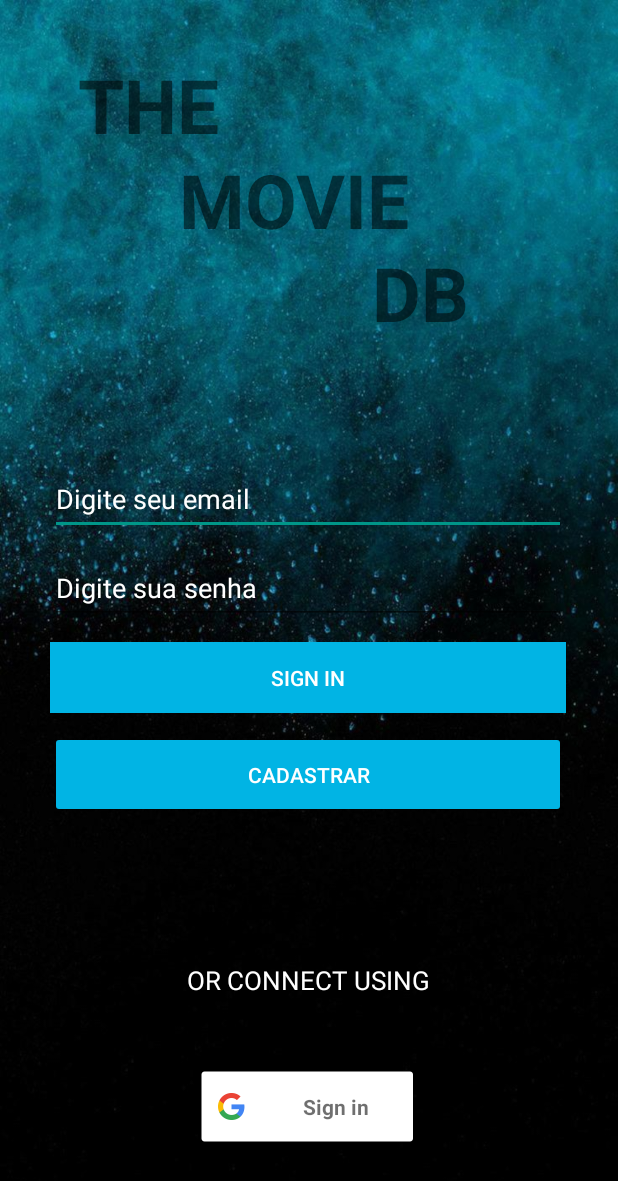
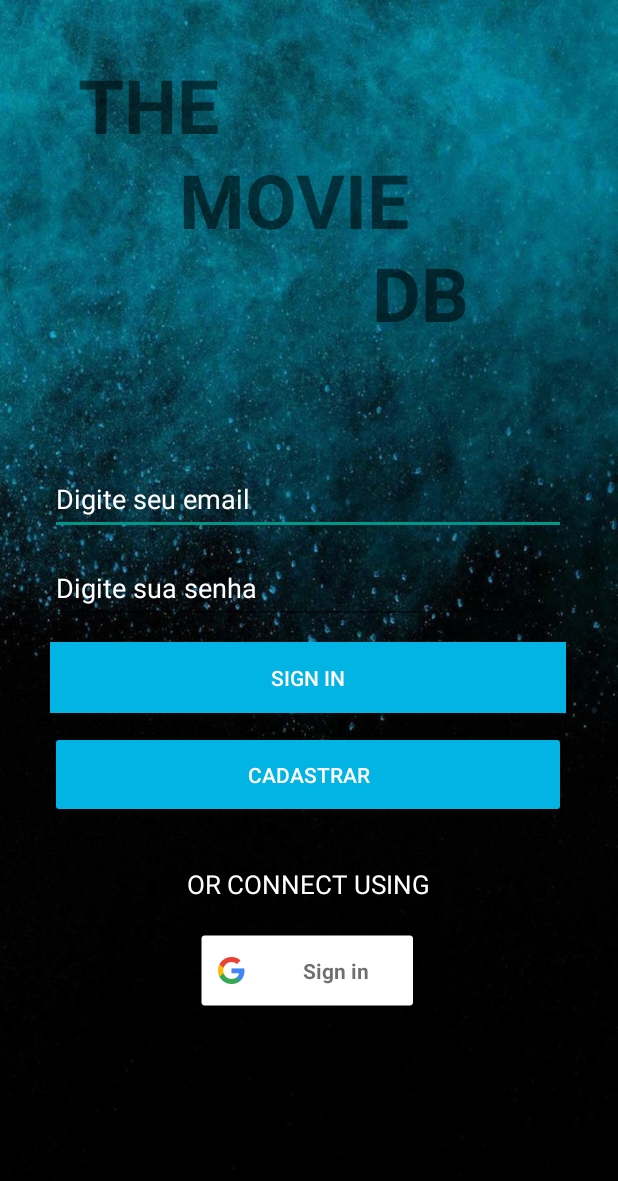
Before and after one commit to brunoh-android/ProjetoIntegrador, an Android app: the screen it shows after launch (LoginActivity), on a phone screen of 412 x 824 dp. Shown: the top 1181 px of the screen. Run offline under Robolectric (Android 15) with nearby library versions, the phone set to English and light mode, and no system bars; our stand-ins replace Firebase (no records; nobody signed in at launch, a user with empty details on screens opened directly), navigation-ui.

Commit message:
Login - Ajustes
Layout Ajustado.

```diff
--- a/app/src/main/res/layout/tela_login.xml
+++ b/app/src/main/res/layout/tela_login.xml
@@ -86,7 +86,7 @@
         app:layout_constraintHorizontal_bias="0.497"
         app:layout_constraintStart_toStartOf="parent"
         app:layout_constraintTop_toBottomOf="@+id/textView"
-        app:layout_constraintVertical_bias="0.458"
+        app:layout_constraintVertical_bias="0.072"
         tools:ignore="MissingConstraints">
 
     </com.google.android.gms.common.SignInButton>
@@ -95,7 +95,7 @@
         android:id="@+id/textView"
         android:layout_width="254dp"
         android:layout_height="32dp"
-        android:layout_marginTop="96dp"
+        android:layout_marginTop="32dp"
         android:text="OR CONNECT USING"
         android:textAlignment="center"
         android:textColor="@color/white"
```
